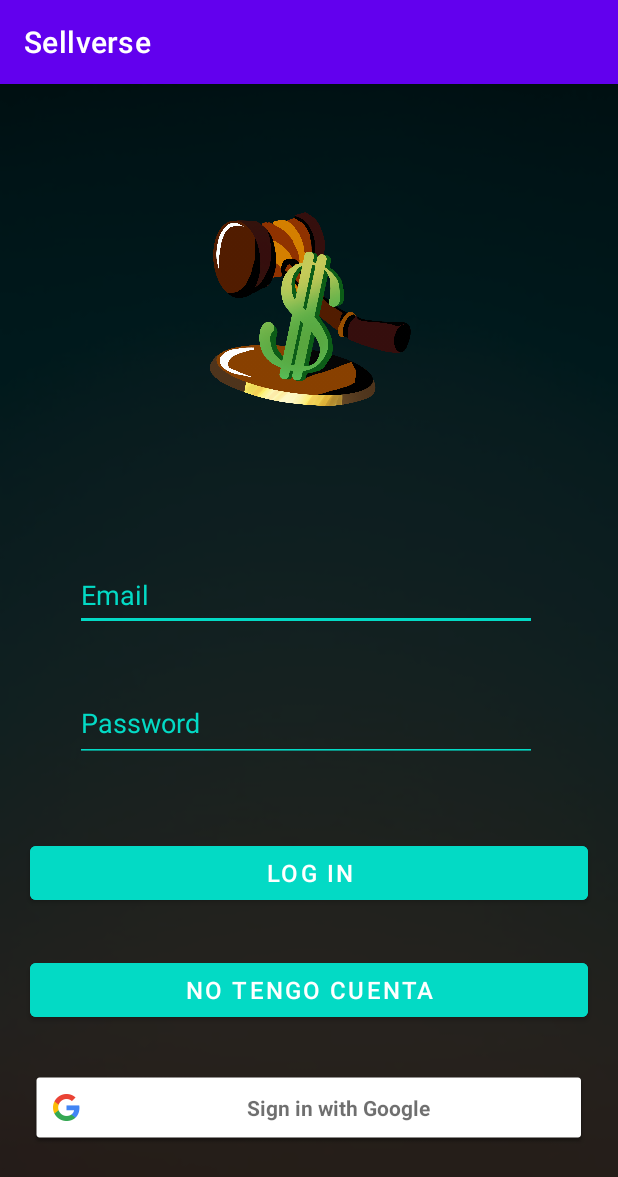
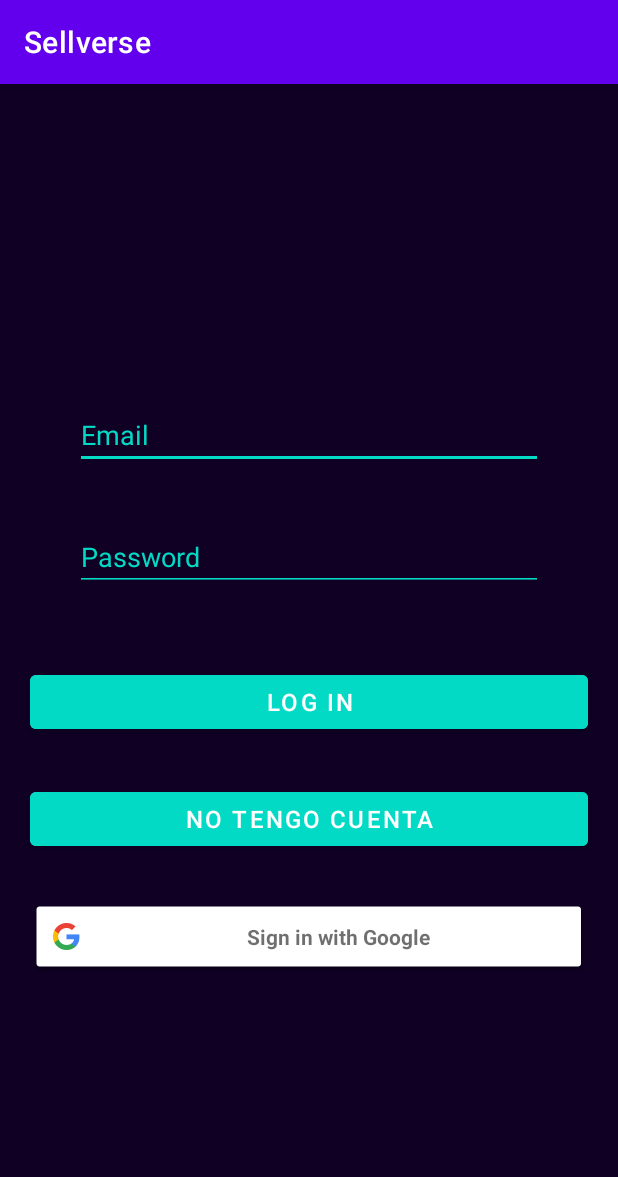
Before and after one commit to Sergiosalgueiro01/sellverse, an Android app: the LoginActivity screen opened directly, with no data from a screen before it, on a phone screen of 412 x 824 dp. Shown: the top 1177 px of the screen. Run offline under Robolectric (Android 15) with nearby library versions, the phone set to English and light mode, and no system bars; our stand-ins replace Firebase (no records; nobody signed in at launch, a user with empty details on screens opened directly); 1 statement that could not run was skipped.

Commit message:
Fix Login Phones Bugs

```diff
--- a/app/src/main/res/layout/activity_login.xml
+++ b/app/src/main/res/layout/activity_login.xml
@@ -11,7 +11,7 @@
         android:layout_width="match_parent"
         android:layout_height="match_parent"
         android:scaleType="centerCrop"
-        android:src="@drawable/fondo" />
+        android:src="@color/purple_500" />
 
     <LinearLayout
         android:layout_width="match_parent"
@@ -29,18 +29,11 @@
                 android:layout_height="wrap_content"
                 android:orientation="vertical">
 
-                <ImageView
-                    android:layout_width="180dp"
-                    android:layout_height="180dp"
-                    android:layout_marginBottom="40dp"
-                    android:layout_marginHorizontal="110dp"
-                    android:padding="10dp"
-                    android:src="@drawable/logo_martillo"/>
 
                 <EditText
                     android:id="@+id/txtEmail"
-                    android:layout_width="308dp"
-                    android:layout_height="48dp"
+                    android:layout_width="match_parent"
+                    android:layout_height="wrap_content"
                     android:layout_marginTop="36dp"
                     android:layout_marginHorizontal="50dp"
                     android:ems="10"
@@ -55,10 +48,12 @@
                     app:layout_constraintTop_toTopOf="parent"
                     android:autofillHints="" />
 
+
+
                 <EditText
                     android:id="@+id/txtPassword"
-                    android:layout_width="308dp"
-                    android:layout_height="51dp"
+                    android:layout_width="match_parent"
+                    android:layout_height="wrap_content"
                     android:layout_marginTop="36dp"
                     android:layout_marginHorizontal="50dp"
                     android:ems="10"
```
Also changed, not shown: app/src/main/res/layout/activity_register.xml (+6 -12 lines), app/src/main/res/layout/activity_verify.xml (+3 -10 lines), app/src/main/res/drawable-xxxhdpi/drawable-hdpi/fondo.png (renamed from app/src/main/res/drawable-hdpi/fondo.png), app/src/main/res/drawable-xxxhdpi/drawable-mdpi/fondo.png (renamed from app/src/main/res/drawable-mdpi/fondo.png), app/src/main/res/drawable-xxxhdpi/drawable-xhdpi/fondo.png (renamed from app/src/main/res/drawable-xhdpi/fondo.png), app/src/main/res/drawable-xxxhdpi/drawable-xxhdpi/fondo.png (renamed from app/src/main/res/drawable-xxhdpi/fondo.png), app/src/main/res/drawable-xxxhdpi/drawable-xxxhdpi/fondo.png (renamed from app/src/main/res/drawable-xxxhdpi/fondo.png).
